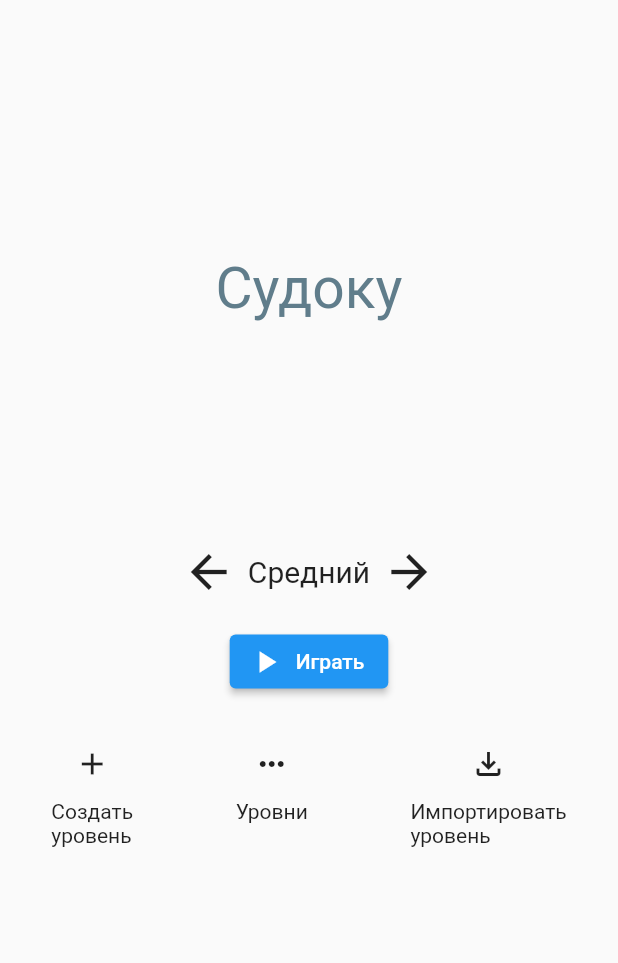
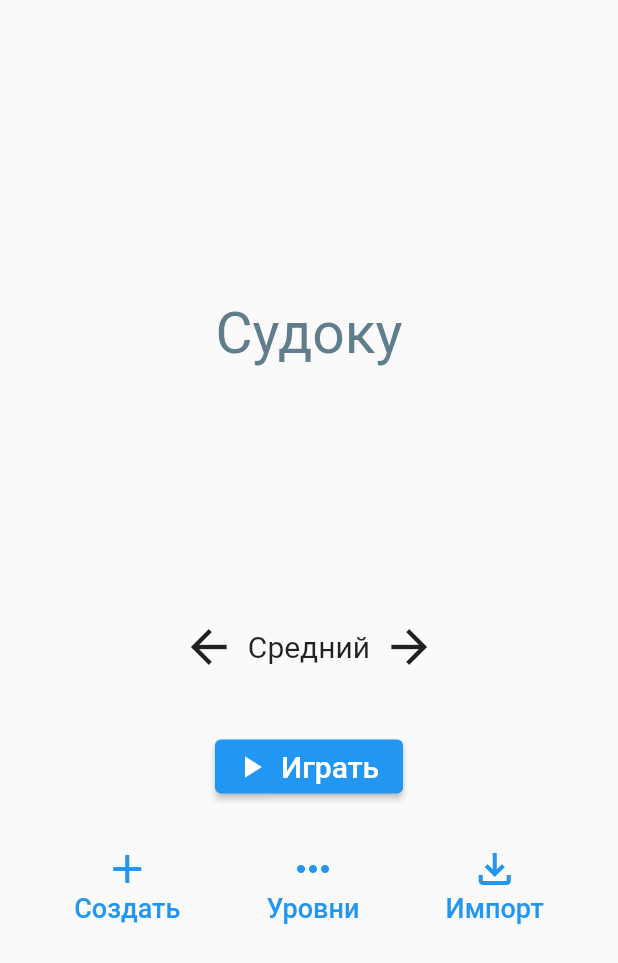
Before and after one commit to lazlo7/Flutter-Sudoku, a Flutter app: the screen it shows after launch, on a phone screen of 412 x 824 dp. Shown: the top 963 px of the screen. Run offline on Flutter 3.47's test engine with Material 2 defaults, Android fonts, the phone set to English and light mode, and no system bars.

Commit message:
Added level buttons for the main menu

```diff
--- a/lib/ui/sudoku_menu_widget.dart
+++ b/lib/ui/sudoku_menu_widget.dart
@@ -16,10 +16,10 @@ class _SudokuMenuWidgetState extends State<SudokuMenuWidget> {
     return Scaffold(
         body: Column(
       children: [
-        const SizedBox(height: 170),
+        const SizedBox(height: 200),
         const Text("Судоку",
             style: TextStyle(color: Colors.blueGrey, fontSize: 38)),
-        const SizedBox(height: 140),
+        const SizedBox(height: 160),
         Padding(
             padding: const EdgeInsets.only(left: 20, right: 20),
             child: Row(
@@ -37,20 +37,19 @@ class _SudokuMenuWidgetState extends State<SudokuMenuWidget> {
                     icon: const Icon(Icons.arrow_forward))
               ],
             )),
-        const SizedBox(height: 10),
+        const SizedBox(height: 30),
         ElevatedButton.icon(
             onPressed: onPlayButtonPressed,
             icon: const Icon(Icons.play_arrow),
-            label: const Text("Играть")),
+            label: const Text("Играть", style: TextStyle(fontSize: 20))),
         const SizedBox(height: 20),
-        Expanded(
-          child: Row(
-            mainAxisAlignment: MainAxisAlignment.spaceAround,
+        Row(
+          mainAxisAlignment: MainAxisAlignment.spaceEvenly,
           children: [
             buildLevelButton(
                 onPressed: onCreateLevelButtonPressed,
                 icon: Icons.add,
-                  label: "Создать\nуровень"),
+                label: "Создать"),
             buildLevelButton(
                 onPressed: onLevelsButtonPressed,
                 icon: Icons.more_horiz,
@@ -58,9 +57,8 @@ class _SudokuMenuWidgetState extends State<SudokuMenuWidget> {
             buildLevelButton(
                 onPressed: onImportLevelButtonPressed,
                 icon: Icons.file_download_outlined,
-                  label: "Импортировать\nуровень"),
+                label: "Импорт"),
           ],
-          ),
         )
       ],
     ));
@@ -70,10 +68,16 @@ class _SudokuMenuWidgetState extends State<SudokuMenuWidget> {
       {required IconData icon,
       required String label,
       required VoidCallback onPressed}) {
-    return Column(children: [
-      IconButton(onPressed: onPressed, icon: Icon(icon)),
-      Text(label, softWrap: true, textAlign: TextAlign.start)
-    ]);
+    return TextButton(
+        onPressed: onPressed,
+        child: Column(
+          children: [
+            Icon(icon, size: 32),
+            Text(label,
+                textAlign: TextAlign.center,
+                style: const TextStyle(fontSize: 18))
+          ],
+        ));
   }
 
   void onSwitchDifficultyButtonPressed(bool next) {
```
Lines whose indentation alone changed are shown as unchanged.
